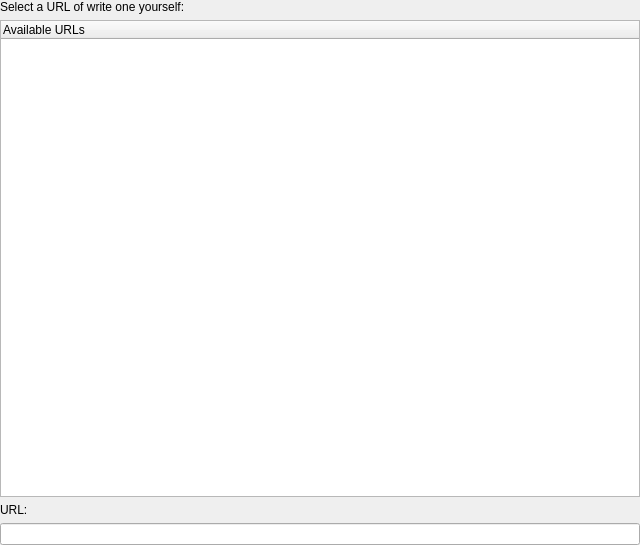
Above: src/bibim/gui/ui/ui_wrapper_training.ui from rxuriguera/bibtexIndexMaker before the change. Below: the same form after it.
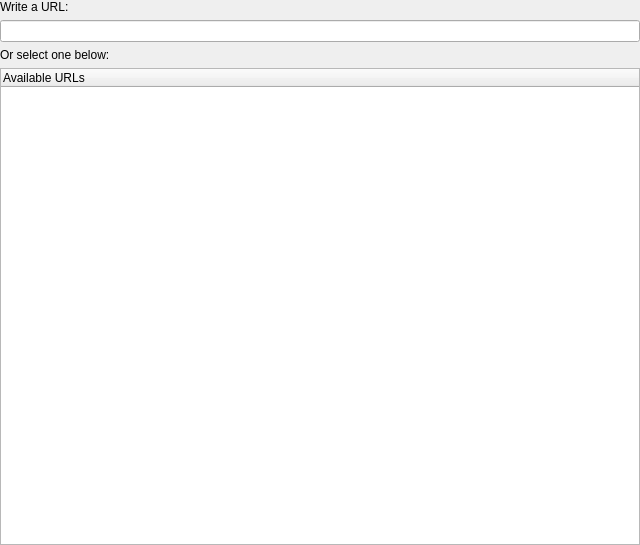
That is the form after the change.

Commit message: Moved URL field to top in Train page

```diff
--- a/src/bibim/gui/ui/ui_wrapper_training.ui
+++ b/src/bibim/gui/ui/ui_wrapper_training.ui
@@ -51,10 +51,20 @@
        <property name="spacing">
         <number>6</number>
        </property>
+       <item>
+        <widget class="QLabel" name="urlLabel">
+         <property name="text">
+          <string>Write a URL:</string>
+         </property>
+        </widget>
+       </item>
+       <item>
+        <widget class="QLineEdit" name="urlLine"/>
+       </item>
        <item>
         <widget class="QLabel" name="instructionsLabel">
          <property name="text">
-          <string>Select a URL of write one yourself:</string>
+          <string>Or select one below:</string>
          </property>
         </widget>
        </item>
@@ -76,16 +86,6 @@
          </column>
         </widget>
        </item>
-       <item>
-        <widget class="QLabel" name="urlLabel">
-         <property name="text">
-          <string>URL:</string>
-         </property>
-        </widget>
-       </item>
-       <item>
-        <widget class="QLineEdit" name="urlLine"/>
-       </item>
       </layout>
      </widget>
     </widget>
```
The commit also changes 1 other file.
